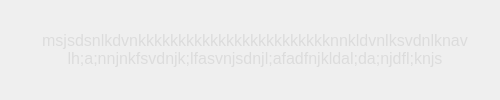
Hiriimosa/Conv_Voice_Asis, file Threaded_sub_window.ui: the form before one commit.
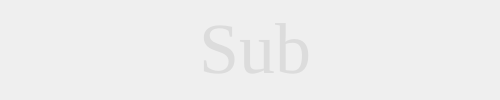
The form after the commit.

What changed in the file:
```diff
--- a/Threaded_sub_window.ui
+++ b/Threaded_sub_window.ui
@@ -59,16 +59,21 @@
     </property>
     <item>
      <widget class="QLabel" name="label">
+      <property name="font">
+       <font>
+        <family>TimesNewRoman</family>
+        <pointsize>-1</pointsize>
+       </font>
+      </property>
       <property name="styleSheet">
        <string notr="true">color:rgb(220, 220, 220);
 background:rgba(40,40,40,0);
 padding-left:10px;
-font-family: 'System';
-font-size:16px;</string>
+font-family: 'TimesNewRoman';
+font-size:72px;</string>
       </property>
       <property name="text">
-       <string>msjsdsnlkdvnkkkkkkkkkkkkkkkkkkkkkkkknnkldvnlksvdnlknav
-lh;a;nnjnkfsvdnjk;lfasvnjsdnjl;afadfnjkldal;da;njdfl;knjs</string>
+       <string>Sub</string>
       </property>
       <property name="textFormat">
        <enum>Qt::RichText</enum>
```
